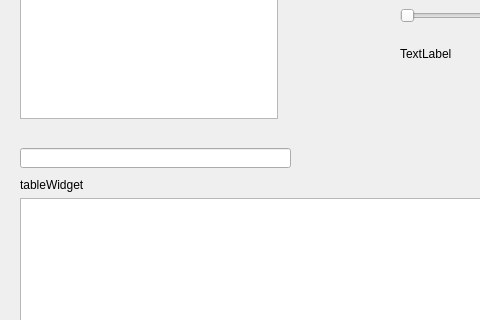
The window that mainwindow.ui (yasu0305/test2) describes before a commit, drawn with Qt 5; both pictures show x 0 to 480 and y 141 to 461 of the 662 by 665 pixel window.
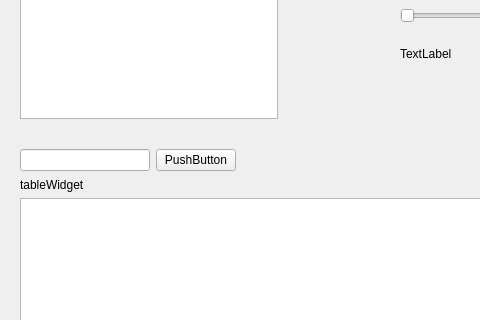
The same window after the commit. Custom widgets are drawn as their Qt base class.

```diff
--- a/mainwindow.ui
+++ b/mainwindow.ui
@@ -102,16 +102,6 @@
      </item>
     </layout>
    </widget>
-   <widget class="QLineEdit" name="lineEdit">
-    <property name="geometry">
-     <rect>
-      <x>20</x>
-      <y>270</y>
-      <width>271</width>
-      <height>20</height>
-     </rect>
-    </property>
-   </widget>
    <widget class="DigitalClock" name="lcdNumber">
     <property name="geometry">
      <rect>
@@ -197,6 +187,28 @@
      </item>
     </layout>
    </widget>
+   <widget class="QWidget" name="">
+    <property name="geometry">
+     <rect>
+      <x>20</x>
+      <y>270</y>
+      <width>216</width>
+      <height>25</height>
+     </rect>
+    </property>
+    <layout class="QHBoxLayout" name="horizontalLayout_3">
+     <item>
+      <widget class="QLineEdit" name="lineEdit"/>
+     </item>
+     <item>
+      <widget class="QPushButton" name="pushButton_4">
+       <property name="text">
+        <string>PushButton</string>
+       </property>
+      </widget>
+     </item>
+    </layout>
+   </widget>
   </widget>
   <widget class="QMenuBar" name="menubar">
    <property name="geometry">
```
